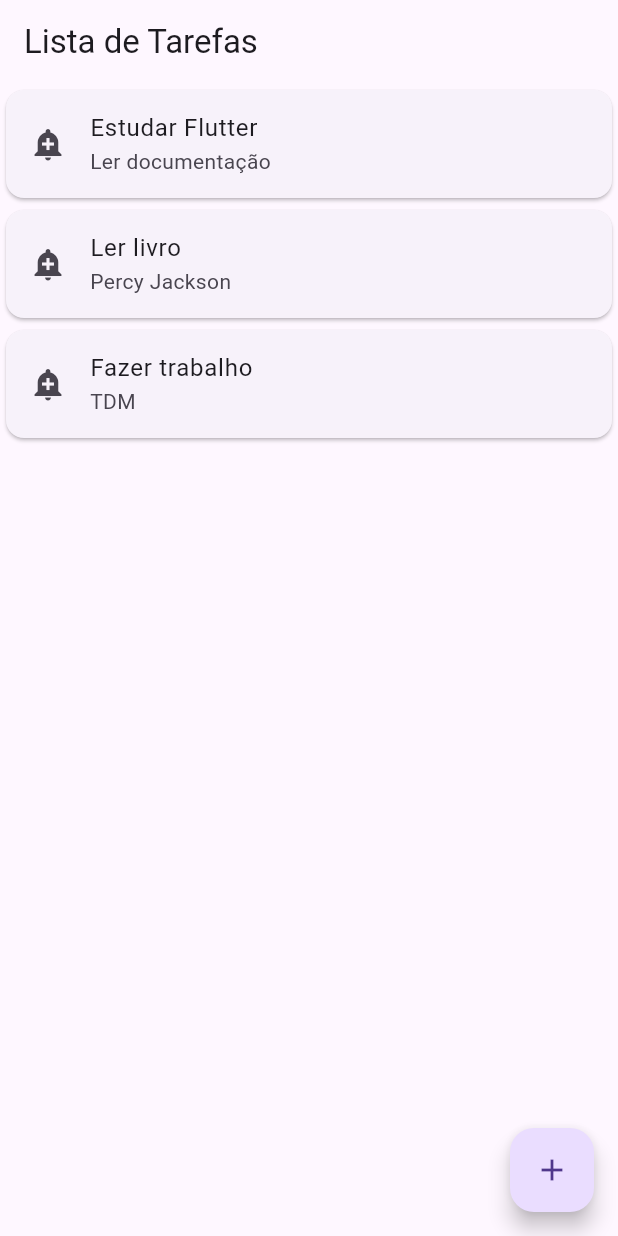
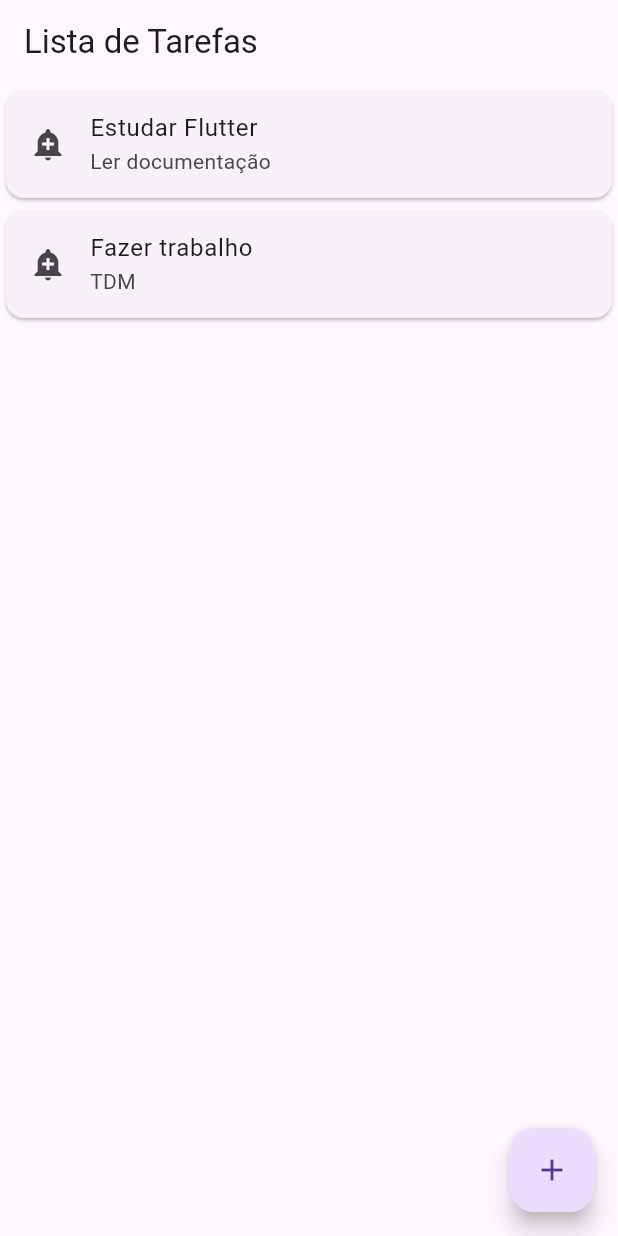
Before and after one commit to camilafbarcellos/flutter-todo, a Flutter app: the screen it shows after launch, on a phone screen of 412 x 824 dp. Run offline on Flutter 3.47's test engine with Material 3 defaults, Android fonts, the phone set to English and light mode, and no system bars.

Commit message:
feat: add list of tarefas on ListaTarefa

```diff
--- a/lib/main.dart
+++ b/lib/main.dart
@@ -8,9 +8,9 @@ void main() {
 class TarefaApp extends StatelessWidget {
   @override
   Widget build(BuildContext context) {
-    return MaterialApp( // widget pai do app com Material
-        home: ListaTarefa()
-    );
+    return MaterialApp(
+        // widget pai do app com Material
+        home: ListaTarefa());
     throw UnimplementedError();
   }
 }
@@ -28,7 +28,8 @@ class Tarefa {
 }
 
 // card de uma tarefa
-class ItemTarefa extends StatelessWidget { // widget estático
+class ItemTarefa extends StatelessWidget {
+  // widget estático
   final Tarefa _tarefa; // convenção de nome de objetos privados com _
   const ItemTarefa(this._tarefa); // ao ser chamado, deve receber uma Tarefa
 
@@ -47,29 +48,42 @@ class ItemTarefa extends StatelessWidget { // widget estático
 
 // lista de tarefas
 class ListaTarefa extends StatelessWidget {
+  final List<Tarefa> _tarefas = [];
+
   @override
   Widget build(BuildContext context) {
-    return Scaffold( // widget da página home
-      appBar: AppBar( // widget da barra superior
+    _tarefas.add((Tarefa("Estudar Flutter", "Ler documentação")));
+    _tarefas.add((Tarefa("Fazer trabalho", "TDM")));
+
+    return Scaffold(
+      // widget da página home
+      appBar: AppBar(
+        // widget da barra superior
         title: Text("Lista de Tarefas"), // título da página
       ),
-      body: Column( // lista das tarefas em uma coluna de cards
-        children: [
-          ItemTarefa((Tarefa("Estudar Flutter", "Ler documentação"))),
-          ItemTarefa((Tarefa("Ler livro", "Percy Jackson"))),
-          ItemTarefa((Tarefa("Fazer trabalho", "TDM"))),
-        ],
-      ),
-      floatingActionButton: FloatingActionButton( // botão flutuante
-        onPressed: (){
+      body: ListView.builder(
+          // componente automático de listagem
+          itemCount:
+              _tarefas.length, // tamanho da lista é a quantidade de items
+          itemBuilder: (context, indice) {
+            // retorna um ItemTarefa para cada tarefa da lista
+            final tarefa = _tarefas[indice];
+            return ItemTarefa(tarefa);
+          }),
+      floatingActionButton: FloatingActionButton(
+        // botão flutuante
+        onPressed: () {
           print("Pressionou botão"); // print no terminal ao pressionar
           // future indica o retorno futuro (ex.: alguma info da tarefa que será feita)
-          final Future future = Navigator.push(context, // push indica adicionar na pilha Navigator
-              MaterialPageRoute(builder: (context){ // gerenciador de rotas
-                return FormTarefa(); // abre FormTarefa na nova tela
-              }));
-          future.then((tarefa){
+          final Future future = Navigator.push(
+              context, // push indica adicionar na pilha Navigator
+              MaterialPageRoute(builder: (context) {
+            // gerenciador de rotas
+            return FormTarefa(); // abre FormTarefa na nova tela
+          }));
+          future.then((tarefa) {
             print('Tarefa retornada no future: $tarefa');
+            _tarefas.add(tarefa); // adicionar tarefa na lista
           });
         },
         child: Icon(Icons.add),
@@ -88,30 +102,40 @@ class FormTarefa extends StatelessWidget {
   @override
   Widget build(BuildContext context) {
     return Scaffold(
-      appBar: AppBar(title: Text("Adicionar Tarefa"),),
+      appBar: AppBar(
+        title: Text("Adicionar Tarefa"),
+      ),
       body: Column(
         children: [
           // adicionar espaçamento -> padding
-          Padding(padding: const EdgeInsets.all(16.0), // padding de 16pt em todos os lados
-              child: TextField(style: TextStyle(fontSize: 16.0),
+          Padding(
+            padding:
+                const EdgeInsets.all(16.0), // padding de 16pt em todos os lados
+            child: TextField(
+              style: TextStyle(fontSize: 16.0),
               controller: _controladorTarefa,
-                decoration: InputDecoration(
-                icon: Icon(Icons.add_alert),
-                labelText: "Tarefa",
-                hintText: "Indique a tarefa"),),
+              decoration: InputDecoration(
+                  icon: Icon(Icons.add_alert),
+                  labelText: "Tarefa",
+                  hintText: "Indique a tarefa"),
+            ),
           ),
-          Padding(padding: const EdgeInsets.all(16.0), // padding de 16pt em todos os lados
-            child: TextField(style: TextStyle(fontSize: 16.0),
+          Padding(
+            padding:
+                const EdgeInsets.all(16.0), // padding de 16pt em todos os lados
+            child: TextField(
+              style: TextStyle(fontSize: 16.0),
               controller: _controladorObs,
               decoration: InputDecoration(
                   icon: Icon(Icons.emoji_objects),
                   labelText: "Observação",
-                  hintText: "Indique a observação da tarefa"),),
+                  hintText: "Indique a observação da tarefa"),
+            ),
           )
         ],
       ),
       floatingActionButton: FloatingActionButton(
-        onPressed: (){
+        onPressed: () {
           criarTarefa(context);
         },
         child: Icon(Icons.save),
```
